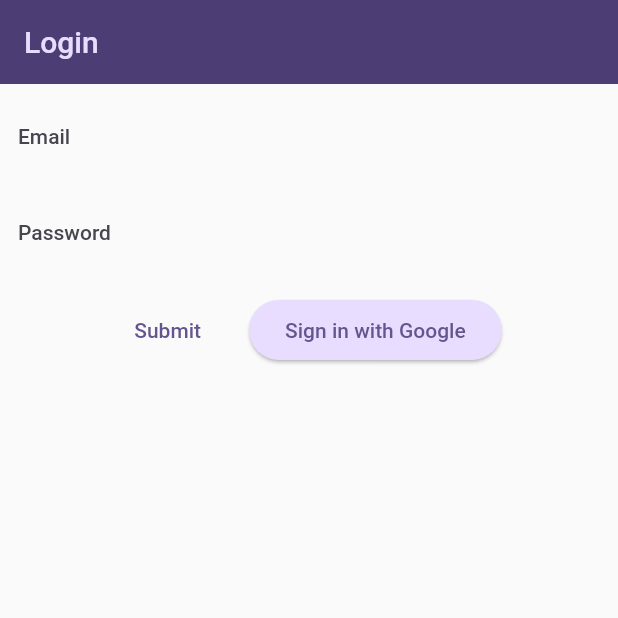
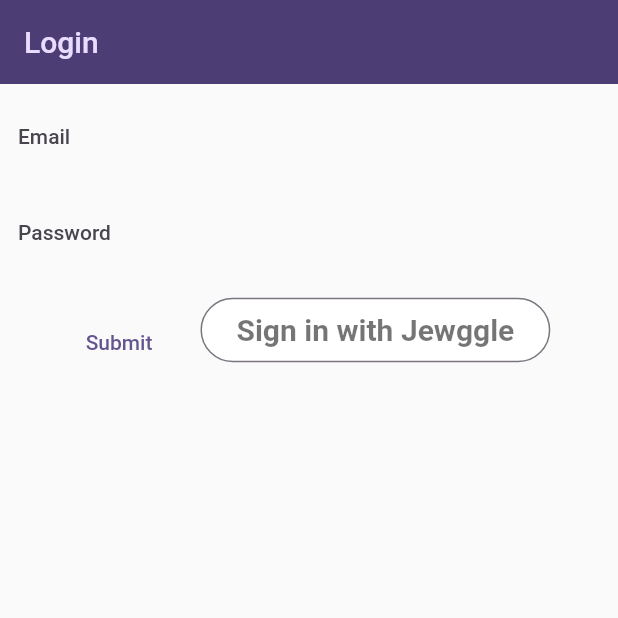
Before and after one commit to AarshKulkarni/SWD-Flutter-App, a Flutter app: the screen it shows after launch, on a phone screen of 412 x 824 dp, the top half of it. Run offline on Flutter 3.47's test engine with Material 2 defaults, Android fonts, the light colour scheme and no system bars; our stand-ins replace firebase_auth, firebase_core, google_fonts, google_sign_in; accounts and stored records are empty.

Commit message:
Added Logout and Google Signin options

```diff
--- a/lib/screens/login_screen.dart
+++ b/lib/screens/login_screen.dart
@@ -3,6 +3,9 @@
 
 import 'package:swd_app/models/login_api_service.dart';
 import 'package:swd_app/screens/user_list_screen.dart';
+
+import '../authentication.dart';
+import '../widgets/google_sign_in_button.dart';
 
 class LoginPage extends StatefulWidget {
   const LoginPage({super.key});
@@ -14,7 +17,7 @@
 }
 
 class _LoginPageState extends State<LoginPage> {
-  final GoogleSignIn _googleSignIn = GoogleSignIn();
+//  final GoogleSignIn _googleSignIn = GoogleSignIn();
 
   final emailText = TextEditingController();
   final passwordText = TextEditingController();
@@ -95,24 +98,22 @@
               ),
               const SizedBox(
                 width: 20,
+              ), //Remove future builder
+              FutureBuilder(
+                future: Authentication.initializeFirebase(context: context),
+                builder: (context, snapshot) {
+                  if (snapshot.hasError) {
+                    return const Text('Error initializing Firebase');
+                  } else if (snapshot.connectionState == ConnectionState.done) {
+                    return const GoogleSignInButton();
+                  }
+                  return const CircularProgressIndicator(
+                    valueColor: AlwaysStoppedAnimation<Color>(
+                      Colors.orange,
+                    ),
+                  );
+                },
               ),
-              ElevatedButton(
-                  onPressed: () {
-                    _googleSignIn.signIn().then((googleSignInAccount) {
-                      if (googleSignInAccount != null) {
-                        Navigator.of(context)
-                            .push(MaterialPageRoute(builder: (context) {
-                          return const UserListScreen();
-                        }));
-                      } else {
-                        Navigator.of(context)
-                            .push(MaterialPageRoute(builder: (context) {
-                          return const FailedLogin();
-                        }));
-                      }
-                    });
-                  },
-                  child: const Text('Sign in with Google'))
             ]),
           ]),
         ),
--- a/lib/screens/user_list_screen.dart
+++ b/lib/screens/user_list_screen.dart
@@ -1,3 +1,5 @@
+import 'package:firebase_auth/firebase_auth.dart';
+
 import 'package:flutter/material.dart';
 import 'package:http/http.dart' as http;
 import 'dart:convert';
@@ -7,7 +9,7 @@
 import 'package:swd_app/widgets/user_details.dart';
 
 class UserListScreen extends StatefulWidget {
-  const UserListScreen({super.key});
+  const UserListScreen({User? user, super.key});
 
   @override
   State<StatefulWidget> createState() {
--- /dev/null
+++ b/lib/widgets/google_sign_in_button.dart
@@ -0,0 +1,68 @@
+import 'package:firebase_auth/firebase_auth.dart';
+import 'package:flutter/material.dart';
+import 'package:swd_app/screens/user_list_screen.dart';
+
+import '../authentication.dart';
+
+class GoogleSignInButton extends StatefulWidget {
+  const GoogleSignInButton({super.key});
+
+  @override
+  _GoogleSignInButtonState createState() => _GoogleSignInButtonState();
+}
+
+class _GoogleSignInButtonState extends State<GoogleSignInButton> {
+  bool _isSigningIn = false;
+  @override
+  Widget build(BuildContext context) {
+    return Padding(
+      padding: const EdgeInsets.only(bottom: 16),
+      child: _isSigningIn
+          ? const CircularProgressIndicator(
+              valueColor: AlwaysStoppedAnimation<Color>(Colors.white),
+            )
+          : OutlinedButton(
+              onPressed: () async {
+                setState(() {
+                  _isSigningIn = true;
+                });
+                //Sign in
+
+                User? user =
+                    await Authentication.signInWithGoogle(context: context);
+
+                setState(() {
+                  _isSigningIn = false;
+                });
+                if (user != null) {
+                  Navigator.of(context).pushReplacement(
+                    MaterialPageRoute(
+                      builder: (context) => UserListScreen(
+                        user: user,
+                      ),
+                    ),
+                  );
+                }
+              },
+              style: ButtonStyle(
+                backgroundColor: MaterialStateProperty.all(Colors.white),
+                shape: MaterialStateProperty.all(
+                  RoundedRectangleBorder(
+                    borderRadius: BorderRadius.circular(40),
+                  ),
+                ),
+              ),
+              child: const Padding(
+                padding: EdgeInsets.fromLTRB(0, 10, 0, 10),
+                child: Text(
+                  'Sign in with Jewggle',
+                  style: TextStyle(
+                    fontSize: 20,
+                    color: Colors.black54,
+                    fontWeight: FontWeight.w600,
+                  ),
+                ),
+              )),
+    );
+  }
+}
--- a/pubspec.yaml
+++ b/pubspec.yaml
@@ -38,6 +38,9 @@
   http: ^0.13.6
   google_sign_in: ^6.1.0
   google_fonts: ^4.0.4
+  firebase_core: ^2.13.0
+  firebase_auth: ^4.6.1
+
 
 dev_dependencies:
   flutter_test:
```
Also changed, not shown: lib/authentication.dart (added, +126 -0 lines), lib/widgets/main_drawer.dart (+19 -0 lines), pubspec.lock, 4 other files.
